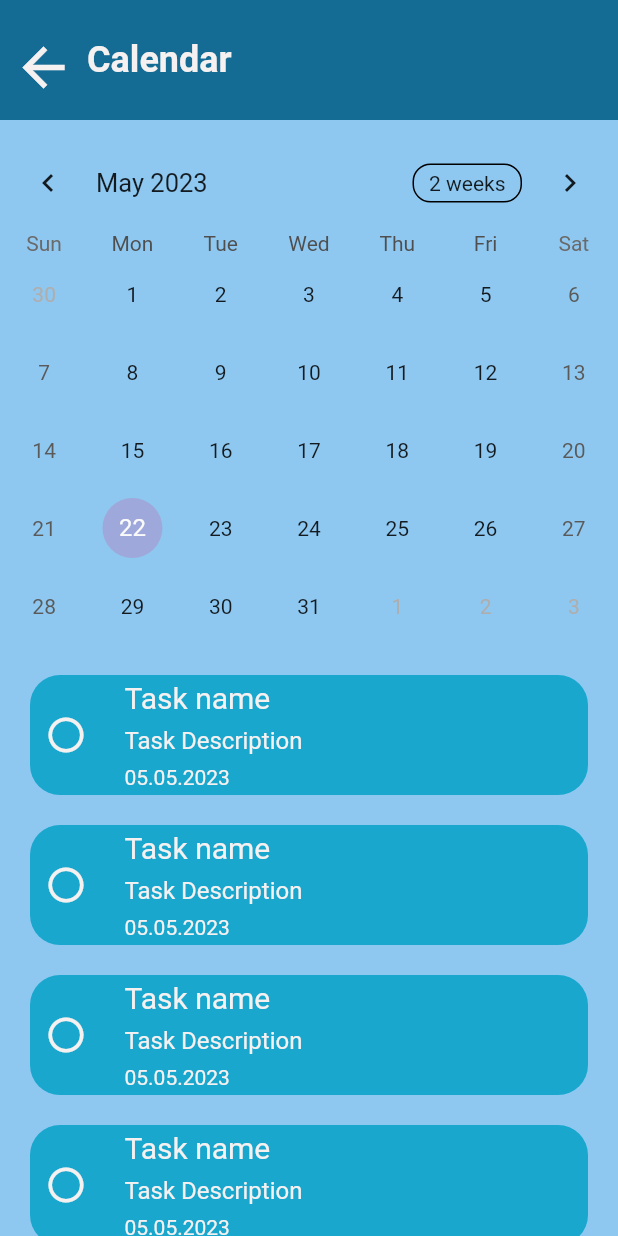
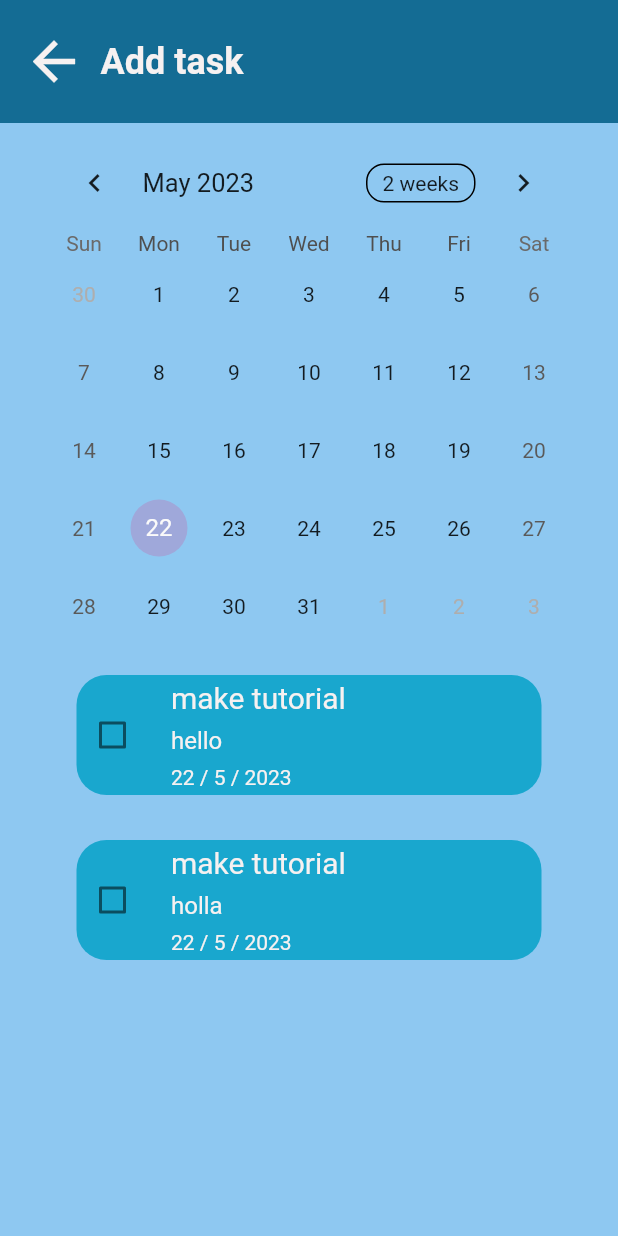
Before and after one commit to PiuPauxD/to_do, a Flutter app: the CalendarScreen screen opened directly, on a phone screen of 412 x 824 dp. Run offline on Flutter 3.47's test engine with Material 2 defaults, Android fonts, the phone set to English and light mode, and no system bars; drawn by our look-alikes of table_calendar; our stand-ins replace google_nav_bar.

Commit message:
finished UI

```diff
--- a/lib/Screens/CalendarScreen.dart
+++ b/lib/Screens/CalendarScreen.dart
@@ -1,6 +1,7 @@
 import 'package:flutter/material.dart';
 import 'package:table_calendar/table_calendar.dart';
 import 'package:to_do/Screens/NavBar.dart';
+import 'package:to_do/data/To_DoTile.dart';
 
 class CalendarScreen extends StatefulWidget {
   const CalendarScreen({super.key});
@@ -10,86 +11,65 @@ class CalendarScreen extends StatefulWidget {
 }
 
 class _CalendarScreenState extends State<CalendarScreen> {
+  DateTime date = DateTime.now();
+
+  // list tasks
+  List ToDoList = [
+    ['make tutorial', 'hello', false],
+    ['make tutorial', 'holla', false],
+    ['make tutorial', 'holla', false],
+    ['make tutorial', 'holla', false],
+    ['make tutorial', 'holla', false],
+  ];
+
+// checkBox function
+  void CheckBoxChanged(bool? value, int index) {
+    setState(() {
+      ToDoList[index][2] = !ToDoList[index][2];
+    });
+  }
+
   @override
   Widget build(BuildContext context) {
     return Scaffold(
       backgroundColor: const Color.fromARGB(255, 142, 200, 241),
       body: SafeArea(
         child: Stack(
-          alignment: Alignment.topLeft,
+          alignment: AlignmentDirectional.center,
           children: [
-            CustomScrollView(
-              slivers: [
-                SliverToBoxAdapter(
-                  child: _head(),
+            backgroundContainer(context),
+            Positioned(
+              top: 90,
+              child: Container(
+                height: 550,
+                width: 350,
+                child: Column(
+                  mainAxisAlignment: MainAxisAlignment.spaceBetween,
+                  children: [
+                    TableCalendar(
+                      focusedDay: DateTime.now(),
+                      firstDay: DateTime.utc(2010),
+                      lastDay: DateTime.utc(2123),
                     ),
-                SliverToBoxAdapter(
-                  child: Container(
-                    padding: const EdgeInsets.symmetric(vertical: 10),
-                    child: TableCalendar(
-                      focusedDay: DateTime.now(),
-                      firstDay: DateTime.utc(1900),
-                      lastDay: DateTime.utc(2999),
-                    ),
-                  ),
-                ),
-                SliverList(
-                  delegate: SliverChildBuilderDelegate((context, index) {
-                    return Container(
-                      height: 100,
-                      padding:
-                          EdgeInsets.symmetric(vertical: 10, horizontal: 20),
-                      child: Container(
-                        decoration: BoxDecoration(
-                          color: Color.fromARGB(255, 25, 167, 206),
-                          borderRadius: BorderRadius.circular(20),
-                        ),
-                        child: Row(
-                          mainAxisAlignment: MainAxisAlignment.start,
-                          children: [
-                            IconButton(
-                              onPressed: () {},
-                              icon: Icon(Icons.circle_outlined),
-                              iconSize: 28,
-                              color: Color.fromARGB(255, 246, 241, 241),
-                            ),
-                            Padding(
-                              padding: EdgeInsets.only(left: 15),
-                            ),
-                            Column(
-                              crossAxisAlignment: CrossAxisAlignment.start,
-                              mainAxisAlignment: MainAxisAlignment.spaceAround,
-                              children: [
-                                Text(
-                                  'Task name',
-                                  style: TextStyle(
-                                    fontSize: 20,
-                                    color: Color.fromARGB(255, 246, 241, 241),
-                                  ),
-                                ),
-                                Text(
-                                  'Task Description',
-                                  style: TextStyle(
-                                    fontSize: 16,
-                                    color: Color.fromARGB(255, 246, 241, 241),
-                                  ),
-                                ),
-                                Text(
-                                  '05.05.2023',
-                                  style: TextStyle(
-                                    fontSize: 14,
-                                    color: Color.fromARGB(255, 246, 241, 241),
+                    Expanded(
+                      child: ListView.builder(
+                        scrollDirection: Axis.vertical,
+                        itemCount: ToDoList.length,
+                        itemBuilder: (context, index) {
+                          return To_DoTile(
+                            TaskName: ToDoList[index][0],
+                            TaskDescrip: ToDoList[index][1],
+                            Date:
+                                'Date: ${date.day} / ${date.month} / ${date.year}',
+                            TaskCompleted: ToDoList[index][2],
+                            onChanged: (value) => CheckBoxChanged(value, index),
+                          );
+                        },
                       ),
                     ),
                   ],
                 ),
-                          ],
               ),
-                      ),
-                    );
-                  }),
-                ),
-              ],
             ),
           ],
         ),
@@ -98,48 +78,78 @@ class _CalendarScreenState extends State<CalendarScreen> {
   }
 }
 
-class _head extends StatelessWidget {
-  const _head({
-    Key? key,
-  }) : super(key: key);
+// Container MainContainer() {
+//   return Container(
+//     height: 550,
+//     width: 350,
+//     child: Column(
+//       mainAxisAlignment: MainAxisAlignment.spaceBetween,
+//       children: [
+//         TableCalendar(
+//           focusedDay: DateTime.now(),
+//           firstDay: DateTime.utc(2010),
+//           lastDay: DateTime.utc(2123),
+//         ),
+//         Container(
+//           height: 200,
+//           child: ListView.builder(
+//             scrollDirection: Axis.vertical,
+//             itemCount: ToDoList.length,
+//             itemBuilder: (context, index) {
+//               return To_DoTile(
+//                 TaskName: ToDoList[index][0],
+//                 TaskDescrip: ToDoList[index][1],
+//                 Date: 'Date: ${date.day} / ${date.month} / ${date.year}',
+//                 TaskCompleted: ToDoList[index][2],
+//                 onChanged: (value) => CheckBoxChanged(value, index),
+//               );
+//             },
+//           ),
+//         ),
+//       ],
+//     ),
+//   );
+// }
 
-  @override
-  Widget build(BuildContext context) {
-    return Container(
-      width: double.maxFinite,
-      child: Column(
-        mainAxisAlignment: MainAxisAlignment.start,
+Column backgroundContainer(BuildContext context) {
+  return Column(
     children: [
       Container(
-            height: 80,
+        width: double.infinity,
+        height: 82,
+        decoration: const BoxDecoration(
           color: Color.fromARGB(255, 20, 108, 148),
+        ),
+        child: Column(
+          children: [
+            Padding(
+              padding: const EdgeInsets.symmetric(horizontal: 15, vertical: 20),
               child: Row(
+                mainAxisAlignment: MainAxisAlignment.start,
                 crossAxisAlignment: CrossAxisAlignment.center,
                 children: [
-                IconButton(
-                  onPressed: () {
+                  GestureDetector(
+                    onTap: () {
                       Navigator.push(
                           context,
                           MaterialPageRoute(
-                        builder: ((context) => NavBar()),
-                      ),
-                    );
+                              builder: (context) => const NavBar()));
                     },
-                  icon: Icon(
+                    child: const Icon(
                       Icons.arrow_back_outlined,
-                    color: Color.fromARGB(255, 246, 241, 241),
                       size: 42,
+                      color: const Color.fromARGB(255, 246, 241, 241),
                     ),
                   ),
-                Padding(
+                  const Padding(
                     padding: const EdgeInsets.only(left: 10),
                   ),
-                Text(
-                  'Calendar',
+                  const Text(
+                    'Add task',
                     style: TextStyle(
-                    color: Color.fromARGB(255, 246, 241, 241),
                       fontSize: 24,
                       fontWeight: FontWeight.w600,
+                      color: Color.fromARGB(255, 246, 241, 241),
                     ),
                   ),
                 ],
@@ -147,6 +157,7 @@ class _head extends StatelessWidget {
             ),
           ],
         ),
+      ),
+    ],
   );
 }
-}
--- a/lib/Screens/homeScreen.dart
+++ b/lib/Screens/homeScreen.dart
@@ -24,6 +24,10 @@ class _HomeScreenState extends State<HomeScreen> {
   // list tasks
   List ToDoList = [
     ['make tutorial', 'hello', false],
+    ['make tutorial', 'holla', false],
+    ['make tutorial', 'holla', false],
+    ['make tutorial', 'holla', false],
+    ['make tutorial', 'holla', false],
     ['make tutorial', 'holla', false],
   ];
 
@@ -99,7 +103,7 @@ class _HomeScreenState extends State<HomeScreen> {
                   .toList()),
               dropdownColor: Color.fromARGB(255, 20, 108, 148),
               isExpanded: true,
-                hint: Text(
+              hint: const Text(
                 'Today',
                 style: TextStyle(
                   color: Color.fromARGB(255, 246, 241, 241),
@@ -112,7 +116,8 @@ class _HomeScreenState extends State<HomeScreen> {
                 setState(() {
                   selectedItem = value!;
                 });
-                })),
+              }),
+            ),
           ),
         ],
       ),
```
Lines whose indentation alone changed are shown as unchanged.
